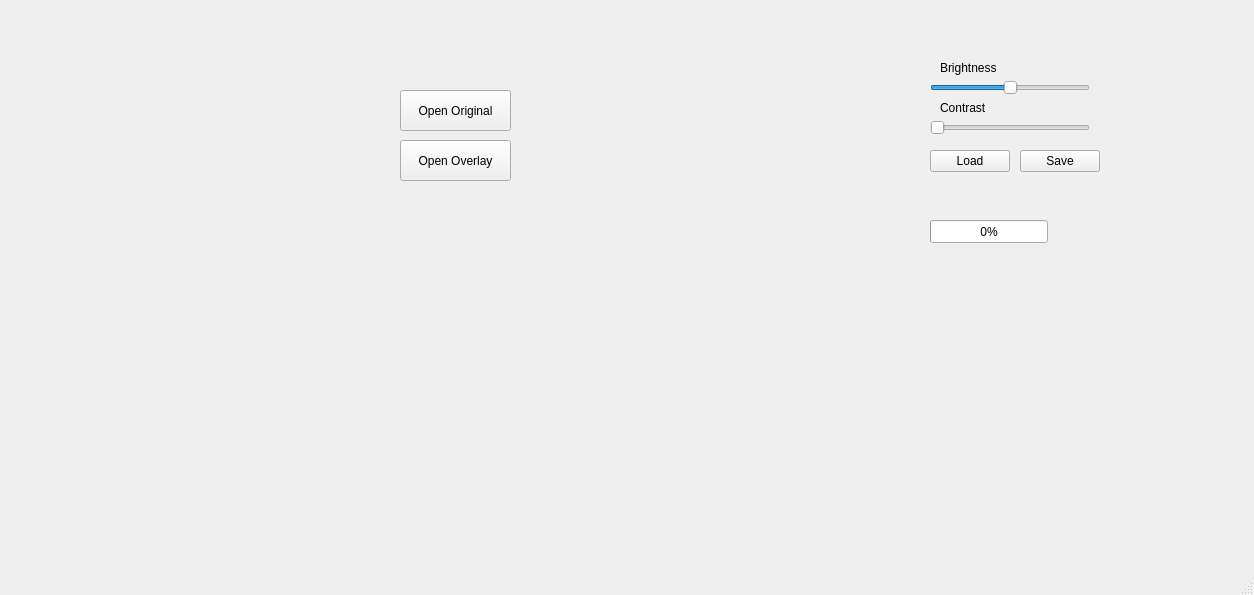
The window that mainwindow.ui (nbarn003/Assig3) describes before a commit, drawn with Qt 5.
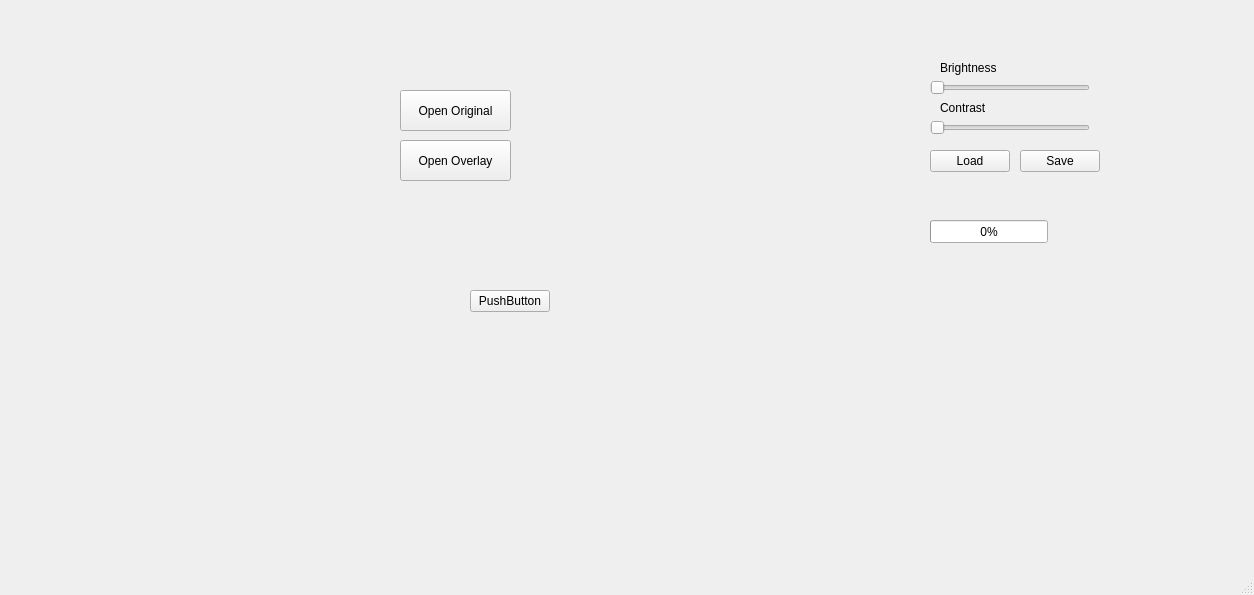
The same window after the commit.

```diff
--- a/mainwindow.ui
+++ b/mainwindow.ui
@@ -82,16 +82,19 @@
      </size>
     </property>
     <property name="minimum">
-     <number>-500</number>
+     <number>0</number>
     </property>
     <property name="maximum">
-     <number>500</number>
+     <number>9</number>
     </property>
     <property name="singleStep">
      <number>1</number>
     </property>
     <property name="value">
-     <number>2</number>
+     <number>0</number>
+    </property>
+    <property name="sliderPosition">
+     <number>0</number>
     </property>
     <property name="orientation">
      <enum>Qt::Horizontal</enum>
@@ -203,6 +206,19 @@
      <number>0</number>
     </property>
    </widget>
+   <widget class="QPushButton" name="pushButton">
+    <property name="geometry">
+     <rect>
+      <x>470</x>
+      <y>290</y>
+      <width>80</width>
+      <height>22</height>
+     </rect>
+    </property>
+    <property name="text">
+     <string>PushButton</string>
+    </property>
+   </widget>
   </widget>
   <widget class="QMenuBar" name="menubar">
    <property name="geometry">
```
Left out of the diff: 4 changed lines with no effect on the pictures.
